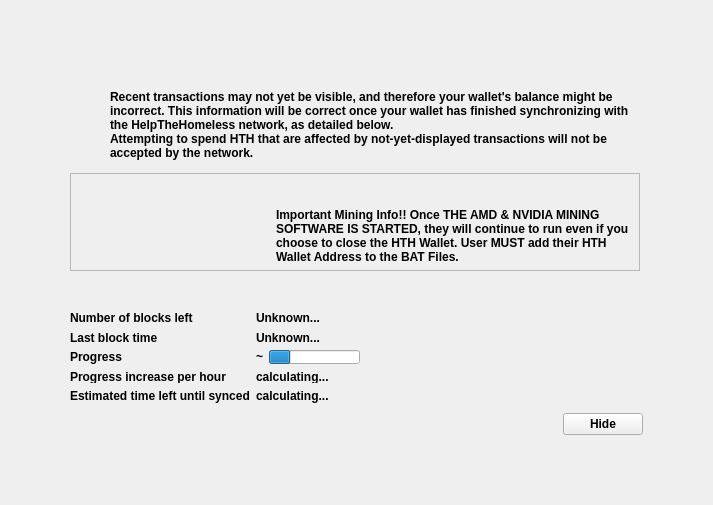
This is src/qt/forms/modaloverlay.ui in HTHcoin/helpthehomelesscoin as Qt 5 draws it before an edit. The edited form follows.
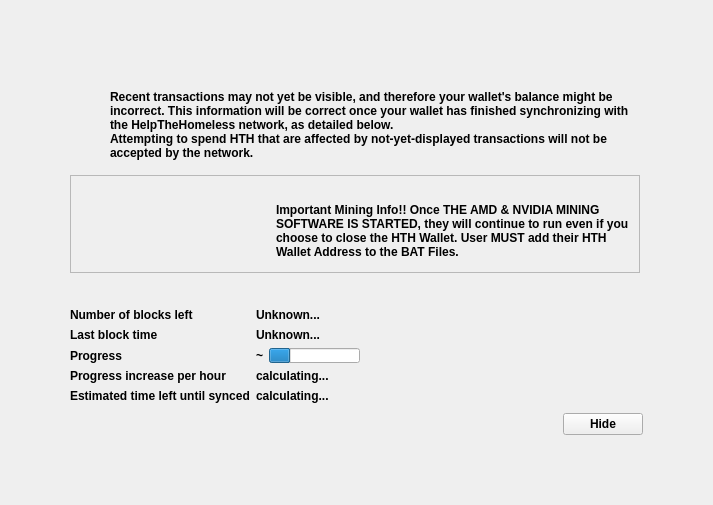
This is the edited form. Icons and pictures are not drawn. Custom widgets are drawn as their Qt base class.

What changed in the file:
```diff
--- a/src/qt/forms/modaloverlay.ui
+++ b/src/qt/forms/modaloverlay.ui
@@ -201,9 +201,9 @@
             <property name="geometry">
              <rect>
               <x>0</x>
-              <y>10</y>
+              <y>6</y>
               <width>571</width>
-              <height>87</height>
+              <height>81</height>
              </rect>
             </property>
             <layout class="QHBoxLayout" name="horizontalLayoutIconText_2" stretch="0,0,1">
@@ -308,7 +308,7 @@
            <property name="sizeHint" stdset="0">
             <size>
              <width>20</width>
-             <height>30</height>
+             <height>25</height>
             </size>
            </property>
           </spacer>
```
